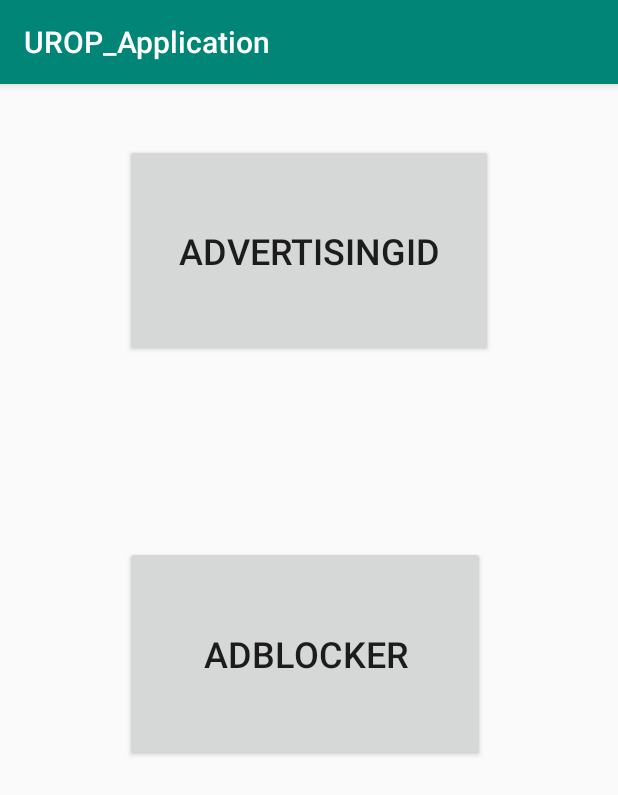
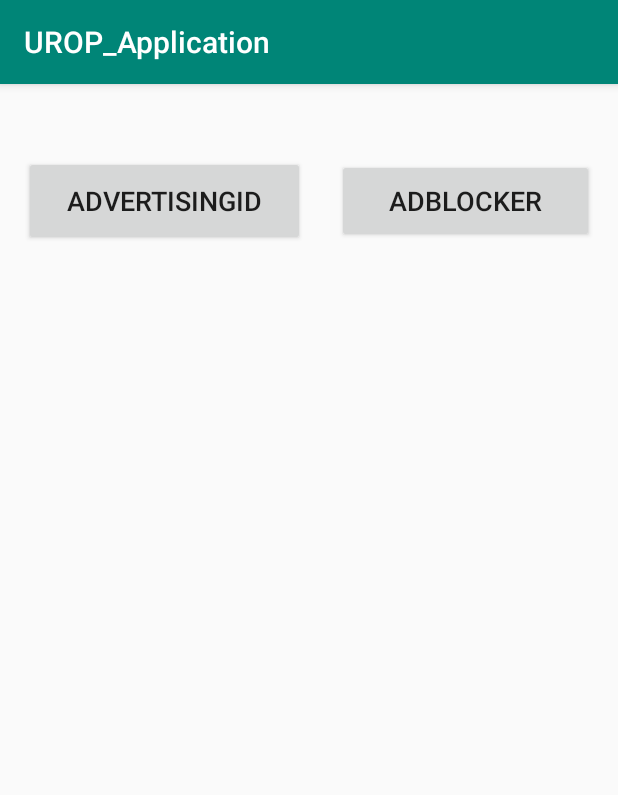
Before and after one commit to rbanerjee20/urop, an Android app: the screen it shows after launch (MainActivity), on a phone screen of 412 x 824 dp. Shown: the top 795 px of the screen. Run offline under Robolectric (Android 15) with nearby library versions, the phone set to English and light mode, and no system bars.

Commit message:
Final edits before first progress meeting

```diff
--- a/UROP_Application/app/src/main/java/com/example/urop_application/AdvertisingID.java
+++ b/UROP_Application/app/src/main/java/com/example/urop_application/AdvertisingID.java
@@ -35,15 +35,11 @@ public class AdvertisingID extends AppCompatActivity {
 
     }
 
-
     public void startThread(View view) {
         ExampleThread thread = new ExampleThread(this);
         thread.start();
     }
 
-    public void stopThread(View view) {
-
-    }
 
     class ExampleThread extends Thread {
         private String id;
--- a/UROP_Application/app/src/main/res/layout/activity_main.xml
+++ b/UROP_Application/app/src/main/res/layout/activity_main.xml
@@ -8,41 +8,38 @@
 
     <Button
         android:id="@+id/button2"
-        android:layout_width="245dp"
-        android:layout_height="142dp"
+        android:layout_width="187dp"
+        android:layout_height="60dp"
         android:layout_marginStart="8dp"
         android:layout_marginLeft="8dp"
-        android:layout_marginTop="40dp"
+        android:layout_marginTop="8dp"
         android:layout_marginEnd="8dp"
         android:layout_marginRight="8dp"
         android:layout_marginBottom="8dp"
         android:onClick="goToNextScreen"
         android:text="@string/advertising_id_button"
-        android:textSize="24sp"
+        android:textSize="18sp"
         app:layout_constraintBottom_toBottomOf="parent"
         app:layout_constraintEnd_toEndOf="parent"
+        app:layout_constraintHorizontal_bias="0.038"
         app:layout_constraintStart_toStartOf="parent"
         app:layout_constraintTop_toTopOf="parent"
-        app:layout_constraintVertical_bias="0.0" />
+        app:layout_constraintVertical_bias="0.058" />
 
     <Button
         android:id="@+id/button5"
-        android:layout_width="240dp"
-        android:layout_height="143dp"
+        android:layout_width="171dp"
+        android:layout_height="56dp"
         android:layout_marginStart="8dp"
         android:layout_marginLeft="8dp"
-        android:layout_marginTop="8dp"
         android:layout_marginEnd="8dp"
         android:layout_marginRight="8dp"
-        android:layout_marginBottom="292dp"
         android:onClick="isAdBlockerInstalled"
         android:text="AdBlocker"
-        android:textSize="24sp"
-        app:layout_constraintBottom_toBottomOf="parent"
+        android:textSize="18sp"
+        app:layout_constraintBaseline_toBaselineOf="@+id/button2"
         app:layout_constraintEnd_toEndOf="parent"
-        app:layout_constraintHorizontal_bias="0.483"
-        app:layout_constraintStart_toStartOf="parent"
-        app:layout_constraintTop_toTopOf="parent"
-        app:layout_constraintVertical_bias="0.923" />
+        app:layout_constraintHorizontal_bias="0.964"
+        app:layout_constraintStart_toStartOf="parent" />
 
 </androidx.constraintlayout.widget.ConstraintLayout>
```
Also changed, not shown: UROP_Application/app/src/main/res/layout/activity_get_id_thread.xml (+2 -16 lines).
